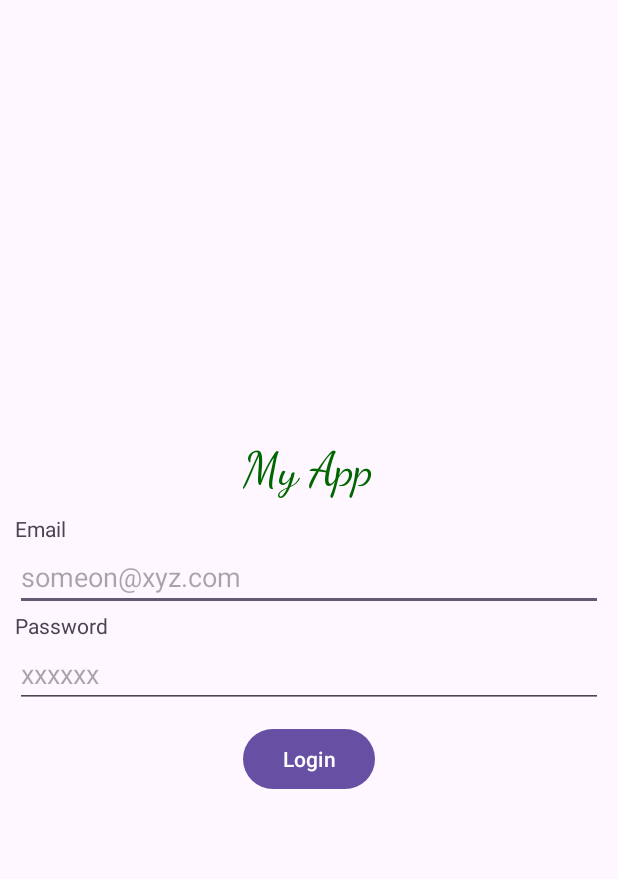
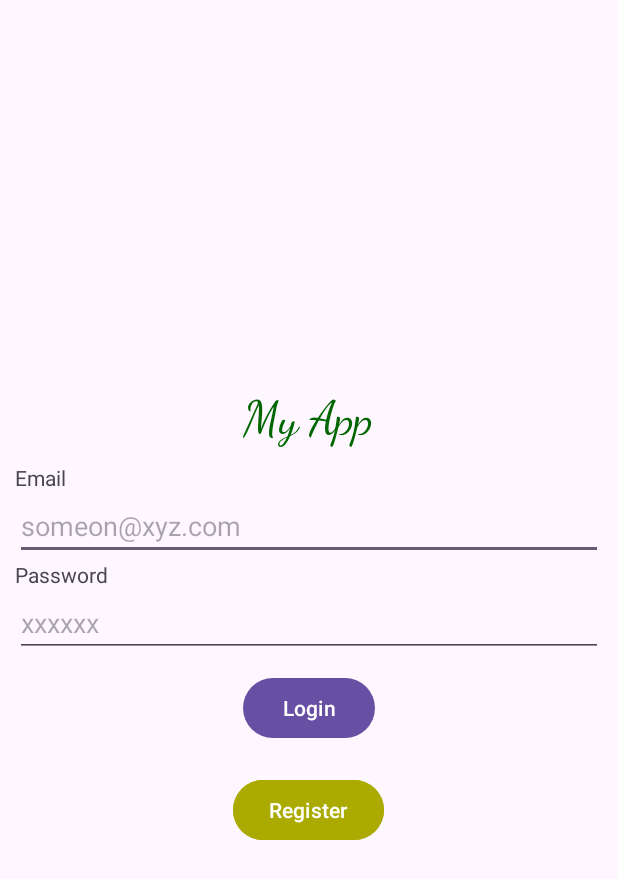
Before and after one commit to San0330/Mobile-Programming, an Android app: the screen it shows after launch (MainActivity), on a phone screen of 412 x 824 dp. Shown: the top 879 px of the screen. Run offline under Robolectric (Android 15) with nearby library versions, the phone set to English and light mode, and no system bars.

Commit message:
add button event code

```diff
--- a/app/src/main/java/com/example/myapplication/MainActivity.java
+++ b/app/src/main/java/com/example/myapplication/MainActivity.java
@@ -1,6 +1,10 @@
 package com.example.myapplication;
 
 import android.os.Bundle;
+import android.util.Log;
+import android.view.View;
+import android.widget.Button;
+import android.widget.Toast;
 
 import androidx.appcompat.app.AppCompatActivity;
 
@@ -9,22 +13,27 @@ public class MainActivity extends AppCompatActivity {
     @Override
     protected void onCreate(Bundle savedInstanceState) {
         super.onCreate(savedInstanceState);
-
-        //- enable edge-to-edge display
-        //- could be excluded
-//        EdgeToEdge.enable(this);
-
         setContentView(R.layout.login);
 
-        //- used to handle window insets in an Android app
-        //- could be excluded
-//        ViewCompat.setOnApplyWindowInsetsListener(findViewById(R.id.main), (v, insets) -> {
-//            Insets systemBars = insets.getInsets(WindowInsetsCompat.Type.systemBars());
-//            v.setPadding(systemBars.left, systemBars.top, systemBars.right, systemBars.bottom);
-//            return insets;
-//        });
+        // method 1: on register button
+        Button myButton = findViewById(R.id.registerBtn);
+        myButton.setOnClickListener(new RegisterClickListener());
 
-        //- Insets represent the areas of the screen occupied by system UI
-        //- elements like the status bar, navigation bar, and gesture insets.
+        // method 2 : on login button
+        Button loginBtn = findViewById(R.id.loginBtn);
+        loginBtn.setOnClickListener(new View.OnClickListener() {
+            @Override
+            public void onClick(View v) {
+                Toast.makeText(getApplicationContext(),"Login Button clicked", Toast.LENGTH_SHORT).show();
+            }
+        });
+    }
+
+    private class RegisterClickListener implements View.OnClickListener {
+        @Override
+        public void onClick(View v) {
+            Toast.makeText(MainActivity.this, "Register Button Clicked!", Toast.LENGTH_SHORT)
+                    .show();
+        }
     }
 }
--- a/app/src/main/res/layout/login.xml
+++ b/app/src/main/res/layout/login.xml
@@ -39,10 +39,18 @@
         android:hint="xxxxxx"/>
 
     <Button
-        android:layout_marginTop="10sp"
+        android:id="@+id/loginBtn"
         android:layout_width="wrap_content"
         android:layout_height="wrap_content"
-        android:text="Login"/>
+        android:layout_marginTop="10sp"
+        android:text="Login" />
 
+    <Button
+        android:id="@+id/registerBtn"
+        android:layout_width="wrap_content"
+        android:layout_height="wrap_content"
+        android:layout_marginTop="20sp"
+        android:backgroundTint="#aaaa00"
+        android:text="Register" />
 
 </LinearLayout>
```
